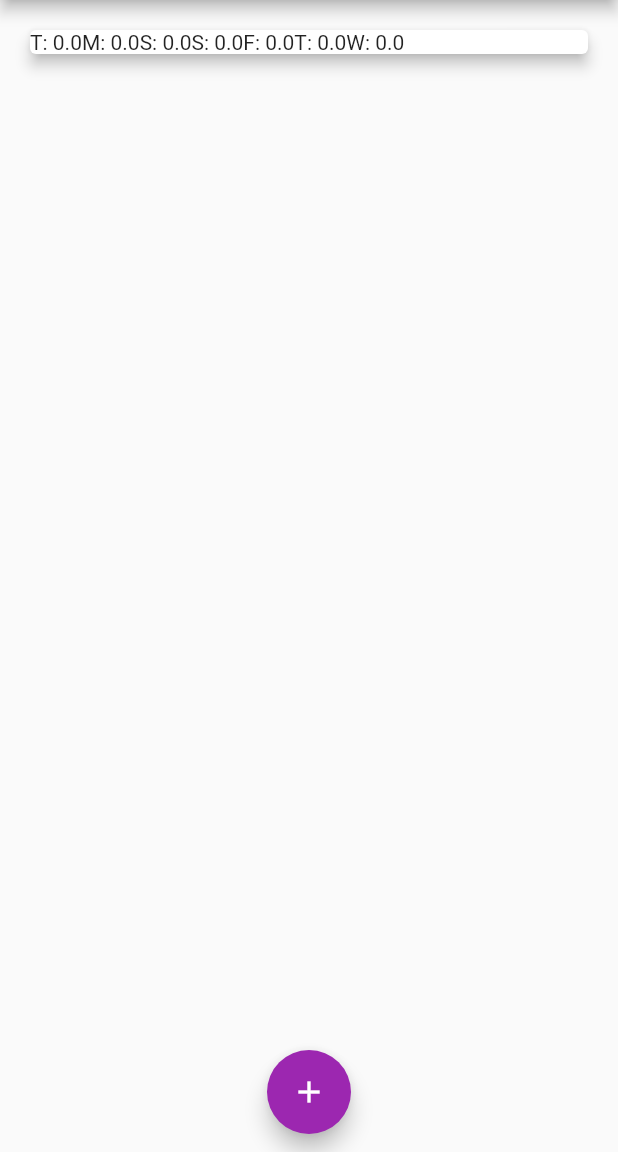
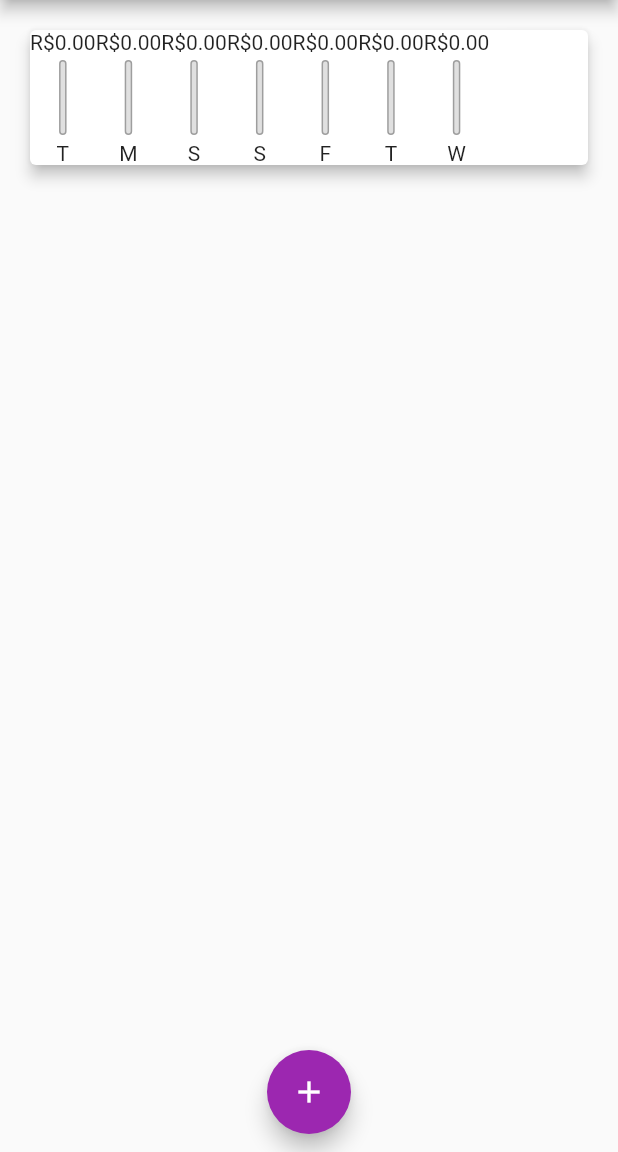
Before and after one commit to menesesdev/Despesas_Pessoais, a Flutter app: the screen it shows after launch, on a phone screen of 412 x 824 dp, the part 84-1236 px from its top. Run offline on Flutter 3.47's test engine with Material 2 defaults, Android fonts, the phone set to English and light mode, and no system bars.

Commit message:
Aprimorando o gráfico

```diff
--- a/lib/components/chart.dart
+++ b/lib/components/chart.dart
@@ -2,6 +2,7 @@ import 'package:despesas_pessoais/models/transaction.dart';
 import 'package:flutter/material.dart';
 import '../models/transaction.dart';
 import 'package:intl/intl.dart';
+import 'chart_bart.dart';
 
 class Chart extends StatelessWidget {
   final List<Transaction> recentTransaction;
@@ -13,17 +14,23 @@ class Chart extends StatelessWidget {
 
       double totalSum = 0.0;
 
-      for(var i = 0; i<recentTransaction.length; i++) {
+      for (var i = 0; i < recentTransaction.length; i++) {
         bool sameDay = recentTransaction[i].date.day == weekDay.day;
         bool sameMonth = recentTransaction[i].date.month == weekDay.month;
         bool sameYear = recentTransaction[i].date.year == weekDay.year;
 
-        if (sameDay && sameMonth && sameYear){
+        if (sameDay && sameMonth && sameYear) {
           totalSum += recentTransaction[i].value;
         }
       }
 
       return {'day': DateFormat.E().format(weekDay)[0], 'value': totalSum};
+    });
+  }
+
+  double get _weekTotalValue{
+    return groupedTransactions.fold(0.0, (sum, tr){
+      return sum + (tr['value']as double);
     });
   }
 
@@ -33,8 +40,12 @@ class Chart extends StatelessWidget {
       elevation: 4,
       margin: EdgeInsets.all(20),
       child: Row(
-        children: groupedTransactions.map((tr){
-          return Text('${tr['day']}: ${tr['value']}');
+        children: groupedTransactions.map((tr) {
+          return ChartBar(
+            label: (tr['day'] as String),
+            value: (tr['value'] as double),
+            percentage:(tr['value'] as double) / _weekTotalValue,
+          );
         }).toList(),
       ),
     );
--- a/lib/components/chart_bart.dart
+++ b/lib/components/chart_bart.dart
@@ -2,18 +2,55 @@ import 'package:flutter/src/widgets/container.dart';
 import 'package:flutter/src/widgets/framework.dart';
 
 import 'package:flutter/material.dart';
-
-
 
 class ChartBar extends StatelessWidget {
   final String label;
   final double value;
   final double percentage;
 
-  ChartBar()
+  ChartBar({
+    required this.label,
+    required this.value,
+    required this.percentage,
+  });
 
   @override
   Widget build(BuildContext context) {
-    return Container();
+    return Column(
+      children: <Widget>[
+        Text('R\$${value.toStringAsFixed(2)}'),
+        SizedBox(height: 4),
+        Container(
+          height: 50,
+          width: 5,
+          child: Stack(
+            alignment: Alignment.bottomCenter,
+            children: <Widget>[
+              Container(
+                decoration: BoxDecoration(
+                  border: Border.all(
+                    color: Colors.grey,
+                    width: 1.0,
+                  ),
+                  color: Colors.grey[300],
+                  borderRadius: BorderRadius.circular(5),
+                ),
+              ),
+              FractionallySizedBox(
+                heightFactor: percentage,
+                child: Container(
+                  decoration: BoxDecoration(
+                    color: Theme.of(context).primaryColor,
+                    borderRadius: BorderRadius.circular(5),
+                  ),
+                ),
+              )
+            ],
+          ),
+        ),
+        SizedBox(height: 4),
+        Text(label),
+      ],
+    );
   }
 }
```
